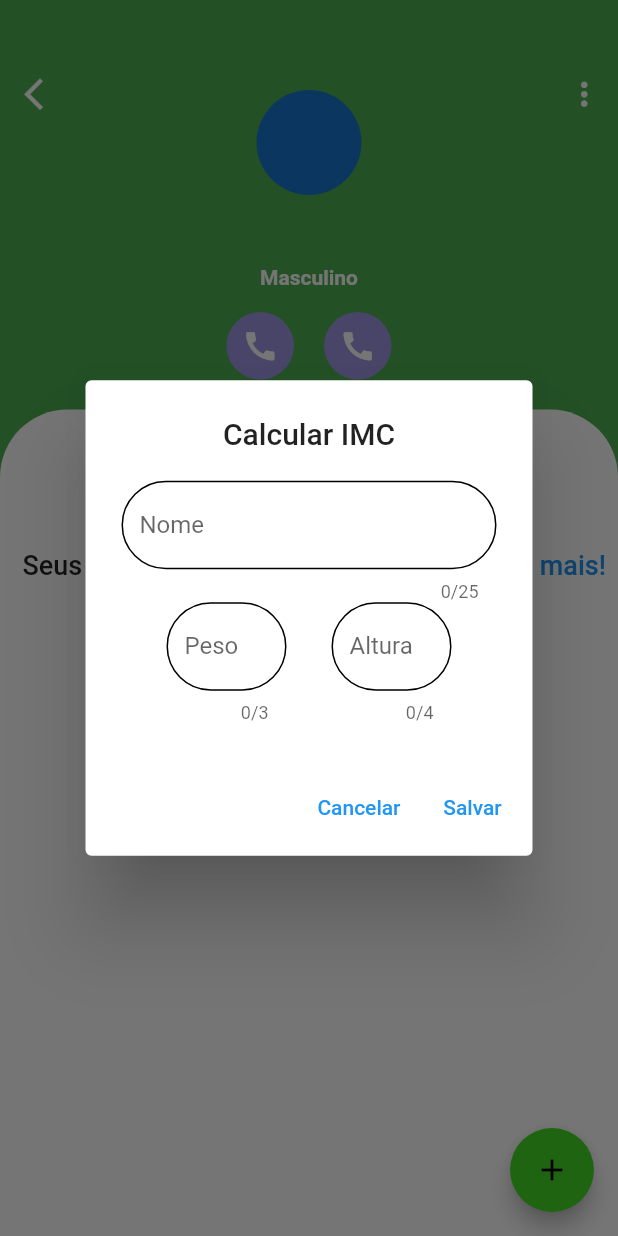
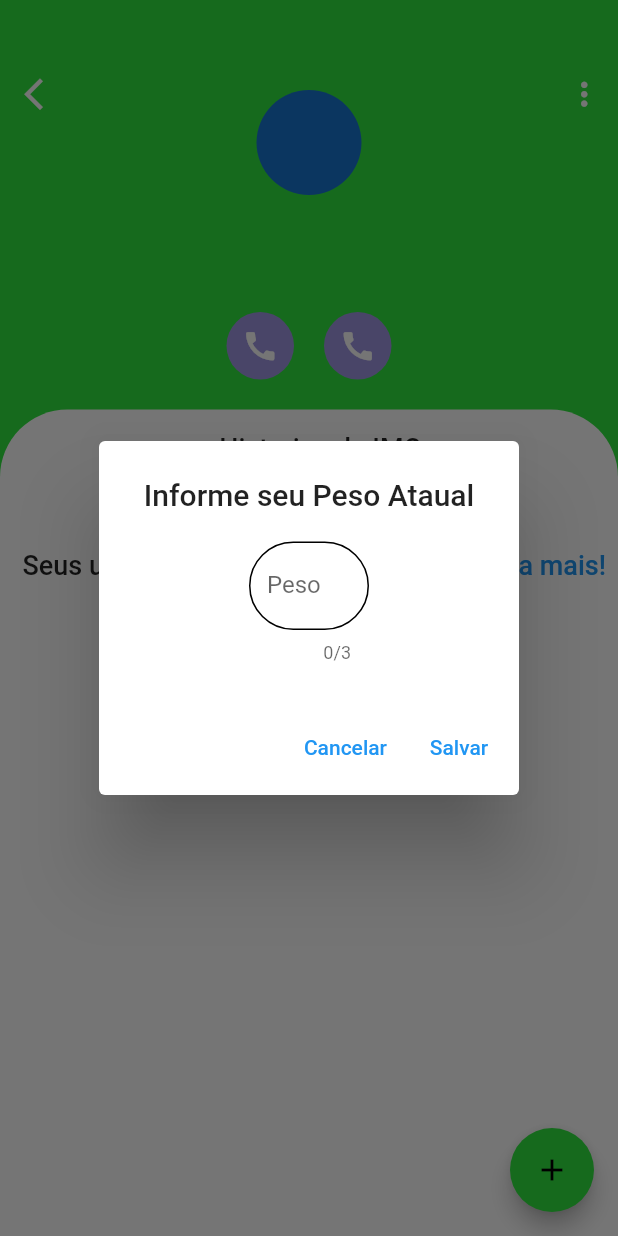
Before and after one commit to absjuniordev/calculadora_imc, a Flutter app: the HomeScreen screen opened by its route, after a tap on the "add" icon, on a phone screen of 412 x 824 dp. Run offline on Flutter 3.47's test engine with Material 2 defaults, Android fonts, the phone set to English and light mode, and no system bars; our stand-ins replace animated_text_kit, sqflite; accounts and stored records are empty.

Commit message:
Refatoraçao - da lista individual dos calculos

```diff
--- a/lib/main.dart
+++ b/lib/main.dart
@@ -1,3 +1,4 @@
+import 'package:calculadora_imc/pages/dados_cadastrai.dart';
 import 'package:calculadora_imc/pages/home_screen.dart';
 import 'package:calculadora_imc/pages/splash_page.dart';
 import 'package:flutter/material.dart';
@@ -15,10 +16,11 @@ class MyApp extends StatelessWidget {
       debugShowCheckedModeBanner: false,
       title: "Calculadora de IMC",
       routes: {
+        '/dados_cadastrais': (context) => const DadosCadastrais(),
         '/home_screen': (context) => const HomeScreen(),
         '/splash': (context) => const SplashPage(),
       },
-      initialRoute: '/splash',
+      initialRoute: '/dados_cadastrais',
     );
   }
 }
--- a/lib/model/dados_imc.dart
+++ b/lib/model/dados_imc.dart
@@ -4,7 +4,6 @@ import 'package:intl/intl.dart';
 
 class DadosIMC {
   int _id = 0;
-  String _nome;
   double _peso;
   double _altura;
   double _result = 0.0;
@@ -14,7 +13,6 @@ class DadosIMC {
 
   DadosIMC(
     this._id,
-    this._nome,
     this._peso,
     this._altura,
     this._result,
@@ -24,16 +22,11 @@ class DadosIMC {
   int get id => _id;
   double get peso => _peso;
   double get altura => _altura;
-  String get nome => _nome;
   double get result => _result;
   bool get isFavorite => _isFavorite;
 
   set id(int id) {
     _id = id;
-  }
-
-  set nome(String nome) {
-    _nome = nome;
   }
 
   set peso(double peso) {
--- /dev/null
+++ b/lib/model/usuario_model.dart
@@ -0,0 +1,28 @@
+// ignore_for_file: public_member_api_docs, sort_constructors_first
+class UsuarioModel {
+  int _id = 0;
+  String _nome;
+  double _altura;
+  String _sexo;
+  String _meta;
+
+  UsuarioModel(
+    this._id,
+    this._nome,
+    this._altura,
+    this._sexo,
+    this._meta,
+  );
+
+  int get id => this._id;
+  String get nome => this._nome;
+  double get altura => this._altura;
+  String get sexo => this._sexo;
+  String get meta => this._meta;
+
+  set id(int id) => this._id = id;
+  set nome(String nome) => this._nome = nome;
+  set altura(double altura) => this._altura = altura;
+  set sexo(String sexo) => this._sexo = sexo;
+  set meta(String meta) => this._meta = meta;
+}
--- a/lib/pages/home_screen.dart
+++ b/lib/pages/home_screen.dart
@@ -3,6 +3,7 @@ import 'package:calculadora_imc/repository/dados_imc_repositoty.dart';
 import 'package:calculadora_imc/repository/sqlite/sqlite_database.dart';
 import 'package:calculadora_imc/repository/sqlite/sqlite_repository.dart';
 import 'package:calculadora_imc/shared/constants/colors_card.dart';
+import 'package:calculadora_imc/shared/constants/custom_colors.dart';
 import 'package:calculadora_imc/utils/verificacao.dart';
 import 'package:calculadora_imc/widgets/custom_text_field.dart';
 import 'package:flutter/material.dart';
@@ -31,18 +32,17 @@ class _HomeScreenState extends State<HomeScreen> {
   }
 
   obterIMC() async {
-    _imc = await dadosIMCRepository.obterDados();
-    for (var element in _imc) {
-      nomeController.text = element.nome;
-    }
+    _imc = await dadosIMCRepository.obterDadosIMC();
+
     setState(() {});
+    debugPrint(_imc.toString());
   }
 
   @override
   Widget build(BuildContext context) {
     return Scaffold(
       floatingActionButton: FloatingActionButton(
-        backgroundColor: const Color.fromARGB(255, 67, 221, 36),
+        backgroundColor: CustomColors().getGradientMainColor(),
         onPressed: () {
           pesoController.clear();
           alturaController.clear();
@@ -53,19 +53,10 @@ class _HomeScreenState extends State<HomeScreen> {
             context: context,
             builder: (BuildContext bc) {
               return AlertDialog(
-                title: const Text("Calcular IMC", textAlign: TextAlign.center),
+                title: const Text("Informe seu Peso Ataual",
+                    textAlign: TextAlign.center),
                 content: SizedBox(
                   child: Column(
-                    mainAxisSize: MainAxisSize.min,
-                    children: [
-                      CustomTextField(
-                        controller: nomeController,
-                        hintText: "Ex: João",
-                        labelText: "Nome",
-                        maxLengh: 25,
-                        width: 250,
-                      ),
-                      Row(
                     mainAxisSize: MainAxisSize.min,
                     children: [
                       SizedBox(
@@ -77,19 +68,6 @@ class _HomeScreenState extends State<HomeScreen> {
                           maxLengh: 3,
                           width: 80,
                         ),
-                          ),
-                          const SizedBox(width: 30),
-                          SizedBox(
-                            width: 80,
-                            child: CustomTextField(
-                              controller: alturaController,
-                              hintText: "Ex:1.85",
-                              labelText: "Altura",
-                              maxLengh: 4,
-                              width: 80,
-                            ),
-                          ),
-                        ],
                       ),
                     ],
                   ),
@@ -104,16 +82,15 @@ class _HomeScreenState extends State<HomeScreen> {
                   TextButton(
                     onPressed: () async {
                       var result = DadosIMCRepository.calculoIMC(
-                          double.parse(alturaController.text),
-                          double.parse(pesoController.text));
+                          2.00, double.parse(pesoController.text));
 
-                      await dadosIMCRepository.salvar(
+                      await dadosIMCRepository.salvarIMC(
                         DadosIMC(
                           0,
-                            nomeController.text,
                           double.parse(pesoController.text),
-                            double.parse(alturaController.text),
-                            result),
+                          2,
+                          result,
+                        ),
                       );
 
                       // ignore: use_build_context_synchronously
@@ -133,7 +110,7 @@ class _HomeScreenState extends State<HomeScreen> {
           color: Colors.black,
         ),
       ),
-      backgroundColor: Colors.green,
+      backgroundColor: CustomColors().getGradientMainColor(),
       body: SingleChildScrollView(
         child: Column(
           children: [
@@ -185,11 +162,11 @@ class _HomeScreenState extends State<HomeScreen> {
                           ),
                         ),
                         const SizedBox(height: 5),
-                        const Text(
-                          "Masculino",
-                          style: TextStyle(
+                        Text(
+                          alturaController.text,
+                          style: const TextStyle(
                             fontWeight: FontWeight.bold,
-                            color: Colors.white,
+                            color: Color.fromARGB(255, 160, 75, 75),
                           ),
                         ),
                         const SizedBox(height: 15),
@@ -382,7 +359,7 @@ class _HomeScreenState extends State<HomeScreen> {
                           ),
                           onDismissed:
                               (DismissDirection dismissDirection) async {
-                            await dadosIMCRepository.remover(imc.id);
+                            await dadosIMCRepository.removerIMC(imc.id);
                             obterIMC();
                           },
                           key: Key(imc.id.toString()),
--- a/lib/repository/sqlite/sqlite_database.dart
+++ b/lib/repository/sqlite/sqlite_database.dart
@@ -5,12 +5,18 @@ import 'package:path/path.dart' as path_p;
 const scripts = {
   1: ''' CREATE TABLE IF NOT EXISTS imc (
           id INTEGER PRIMARY KEY AUTOINCREMENT,
-          nome TEXT,
           peso REAL,
           altura REAL,
           result REAL,
           favorite INTEGER,
           data TEXT
+          );''',
+  2: ''' CREATE TABLE IF NOT EXISTS usuario (
+          id INTEGER PRIMARY KEY AUTOINCREMENT,
+          nome TEXT,
+          altura REAL,
+          sexo TEXT,
+          meta TEXT
           );'''
 };
 
--- a/lib/repository/sqlite/sqlite_repository.dart
+++ b/lib/repository/sqlite/sqlite_repository.dart
@@ -1,44 +1,99 @@
 import 'package:calculadora_imc/model/dados_imc.dart';
+import 'package:calculadora_imc/model/usuario_model.dart';
 import 'package:calculadora_imc/repository/sqlite/sqlite_database.dart';
+import 'package:flutter/material.dart';
 
 class SQLiteRepository {
-  Future<List<DadosIMC>> obterDados() async {
+  Future<List<DadosIMC>> obterDadosIMC() async {
     List<DadosIMC> imc = [];
+    List<UsuarioModel> usuario = [];
 
     var db = await SQLiteDatabase().obterBanco();
-    var result = await db.rawQuery(
-        'SELECT id, nome, altura, peso, result, favorite, data FROM imc');
+    var imcResul = await db
+        .rawQuery('SELECT id, altura, peso, result, favorite, data FROM imc');
+    var usuarioResul =
+        await db.rawQuery('SELECT id, nome, altura, sexo, meta FROM usuario');
 
-    for (var element in result) {
+    for (var element in usuarioResul) {
+      usuario.add(UsuarioModel(
+          int.parse(element['id'].toString()),
+          element['nome'].toString(),
+          double.parse(element['altura'].toString()),
+          element['sexo'].toString(),
+          element['meta'].toString()));
+    }
+
+    for (var element in imcResul) {
       imc.add(DadosIMC(
         int.parse(element['id'].toString()),
-        element['nome'].toString(),
         double.parse(element['peso'].toString()),
         double.parse(element['altura'].toString()),
         double.parse(element['result'].toString()),
       ));
     }
+    debugPrint(imcResul.toString());
     return imc;
   }
 
-  Future<void> salvar(DadosIMC dadosIMC) async {
+  Future<List<UsuarioModel>> obterDadosUsuario() async {
+    List<UsuarioModel> usuario = [];
+
     var db = await SQLiteDatabase().obterBanco();
+
+    var usuarioResul =
+        await db.rawQuery('SELECT id, nome, altura, sexo, meta FROM usuario');
+
+    for (var element in usuarioResul) {
+      usuario.add(UsuarioModel(
+          int.parse(element['id'].toString()),
+          element['nome'].toString(),
+          double.parse(element['altura'].toString()),
+          element['sexo'].toString(),
+          element['meta'].toString()));
+    }
+
+    return usuario;
+  }
+
+  Future<void> salvarIMC(DadosIMC dadosIMC) async {
+    var db = await SQLiteDatabase().obterBanco();
+
     db.transaction((txn) async {
-      await txn.rawInsert(
-          'INSERT INTO imc(nome, peso, altura, result) VALUES(?, ?, ?, ?)',
-          [dadosIMC.nome, dadosIMC.peso, dadosIMC.altura, dadosIMC.result]);
+      await txn
+          .rawInsert('INSERT INTO imc(peso, altura, result) VALUES(?, ?, ?)', [
+        dadosIMC.peso,
+        dadosIMC.altura,
+        dadosIMC.result,
+      ]);
     });
   }
 
-  Future<void> atualizar(DadosIMC dadosIMC) async {
+  Future<void> salvarUsuario(UsuarioModel usuarioModel) async {
     var db = await SQLiteDatabase().obterBanco();
-    db.rawInsert('UPDATE imc SET peso = ?, WHERE id = ?', [
-      dadosIMC.peso,
-      dadosIMC.id,
-    ]);
+
+    db.transaction((txn) async {
+      await txn.rawInsert(
+          'INSERT INTO usuario(nome, altura, sexo, meta) VALUES(?, ?, ?, ?)', [
+        usuarioModel.nome,
+        usuarioModel.altura,
+        usuarioModel.sexo,
+        usuarioModel.meta,
+      ]);
+    });
   }
 
-  Future<void> remover(int id) async {
+  Future<void> atualizarIMC(DadosIMC dadosIMC) async {
+    var db = await SQLiteDatabase().obterBanco();
+
+    db.transaction((txn) async {
+      txn.rawInsert('UPDATE imc SET peso = ? WHERE id = ?', [
+        dadosIMC.peso,
+        dadosIMC.id,
+      ]);
+    });
+  }
+
+  Future<void> removerIMC(int id) async {
     var db = await SQLiteDatabase().obterBanco();
     await db.rawDelete(
       'DELETE FROM imc WHERE id = ?',
```
Also changed, not shown: lib/pages/splash_page_old.dart (deleted, +0 -76 lines). Lines whose indentation alone changed are shown as unchanged.
